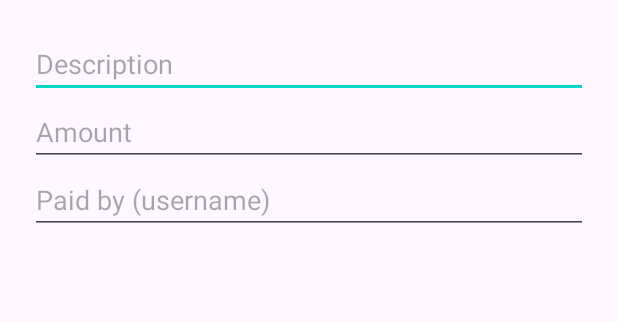
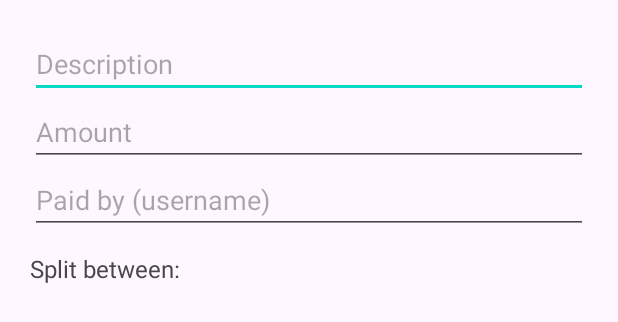
Before and after one commit to iamwahida/expensify_MAD, an Android app built with Jetpack Compose: the layout dialog_edit_expense.xml on its own in the app's theme, with its tools: preview values and no code run, on a phone screen of 412 x 824 dp. Shown: the top 322 px of the screen. Run offline under Robolectric (Android 15) with nearby library versions, the phone set to English and light mode, and no system bars.

Commit message:
Allow editing of participants involved in an expense

```diff
--- a/app/src/main/java/com/example/expensify/TripItem.kt
+++ b/app/src/main/java/com/example/expensify/TripItem.kt
@@ -1,6 +1,6 @@
 package com.example.expensify
 
-// created to represent indivdual trips
+// created to represent individual trips
 
 data class TripItem(
     val id: String,
--- a/app/src/main/res/layout/dialog_edit_expense.xml
+++ b/app/src/main/res/layout/dialog_edit_expense.xml
@@ -23,4 +23,18 @@
         android:layout_width="match_parent"
         android:layout_height="wrap_content"
         android:hint="Paid by (username)" />
+
+    <TextView
+        android:layout_width="wrap_content"
+        android:layout_height="wrap_content"
+        android:text="Split between:"
+        android:textSize="16sp"
+        android:layout_marginTop="12dp"/>
+
+    <LinearLayout
+        android:id="@+id/editParticipantsLayout"
+        android:layout_width="match_parent"
+        android:layout_height="wrap_content"
+        android:orientation="vertical" />
+
 </LinearLayout>
```
Also changed, not shown: app/src/main/java/com/example/expensify/ExpenseAdapter.kt (+19 -8 lines), app/src/main/java/com/example/expensify/ViewAllExpensesActivity.kt (+8 -3 lines).
